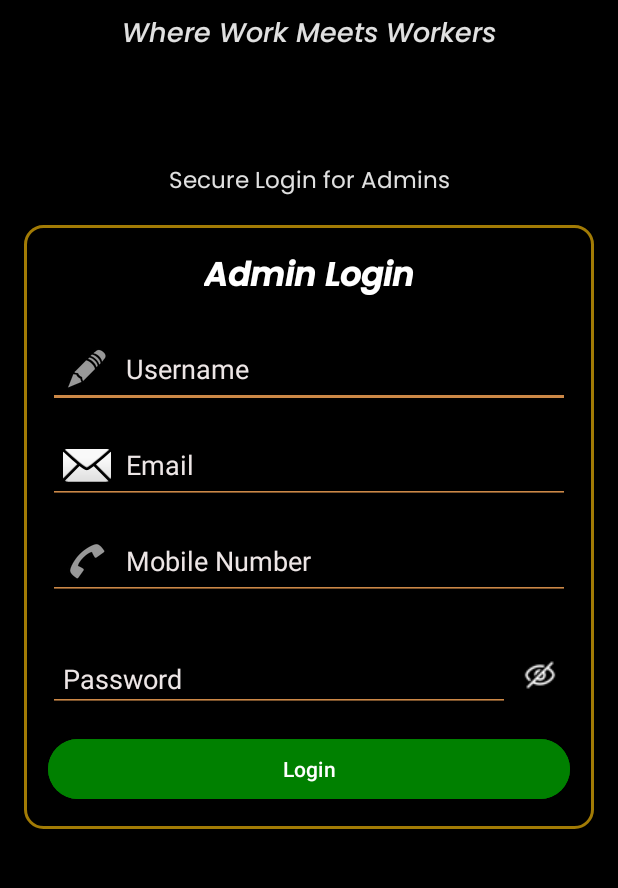
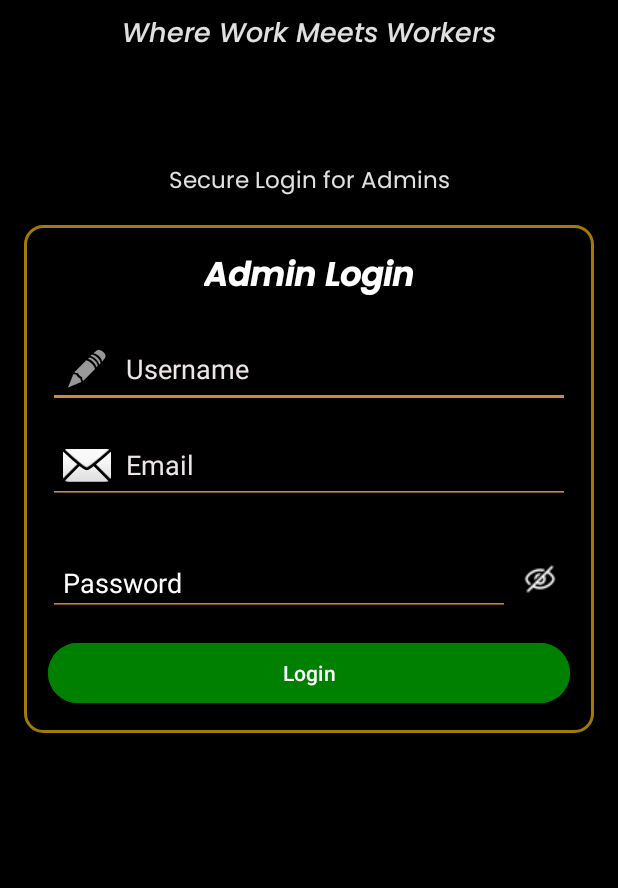
Before and after one commit to SchoolManagement-io/HireEasy, an Android app: the layout admin_login_main.xml on its own in the app's theme, with its tools: preview values and no code run, on a phone screen of 412 x 824 dp, the part 108-996 px from its top. Run offline under Robolectric (Android 15) with nearby library versions, the phone set to English and light mode, and no system bars.

Commit message:
login back

```diff
--- a/app/src/main/AndroidManifest.xml
+++ b/app/src/main/AndroidManifest.xml
@@ -25,6 +25,8 @@
             android:exported="true">
 
         </activity>
+        <activity android:name=".AdminLoginMain" />
+
     </application>
 
 </manifest>
--- a/app/src/main/java/com/allenhouse/hireeasy/MainActivity.java
+++ b/app/src/main/java/com/allenhouse/hireeasy/MainActivity.java
@@ -51,7 +51,7 @@ public class MainActivity extends AppCompatActivity {
 
         loginButton.setOnClickListener(v -> {
             v.startAnimation(buttonScale);
-            Intent intent = new Intent(MainActivity.this, LoginActivity.class);
+            Intent intent = new Intent(MainActivity.this, AdminLoginMain.class);
             startActivity(intent);
         });
 
--- a/app/src/main/res/layout/admin_login_main.xml
+++ b/app/src/main/res/layout/admin_login_main.xml
@@ -108,18 +108,7 @@
                 android:textColor="#FDFDFD"
                 android:textColorHint="#EDE6E6" />
 
-            <EditText
-                android:id="@+id/mobileno"
-                android:layout_width="match_parent"
-                android:layout_height="wrap_content"
-                android:layout_marginTop="12dp"
-                android:backgroundTint="#CC8847"
-                android:drawableStart="@android:drawable/ic_menu_call"
-                android:hint="Mobile Number"
-                android:padding="10dp"
-                android:drawablePadding="10dp"
-                android:textColor="#FDFDFD"
-                android:textColorHint="#EDE6E6" />
+
 
             <LinearLayout
                 android:layout_width="match_parent"
@@ -133,12 +122,13 @@
                     android:layout_width="0dp"
                     android:layout_weight="1"
                     android:layout_height="wrap_content"
-                    android:backgroundTint="#CC8847"
+                    android:backgroundTint="#D97B24"
                     android:hint="Password"
                     android:inputType="textPassword"
                     android:padding="10dp"
                     android:layout_marginTop="12dp"
-                    android:textColorHint="#EDE6E6"/>
+                    android:textColor="#FFFFFF"
+                    android:textColorHint="#FFFFFF"/>
 
                 <ImageView
                     android:id="@+id/togglePass"
```
Also changed, not shown: app/src/main/java/com/allenhouse/hireeasy/AdminLoginMain.java (added, +63 -0 lines), app/src/main/java/com/allenhouse/hireeasy/AgentLoginMain.java (added, +66 -0 lines), app/src/main/java/com/allenhouse/hireeasy/UserLoginMain.java (added, +65 -0 lines).
